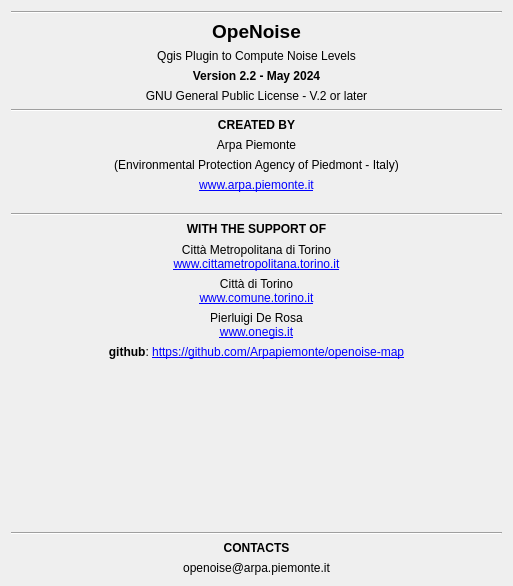
This is tools/ui_Informations.ui in pierluigiderosa/openoise as Qt 5 draws it before an edit. The edited form follows.
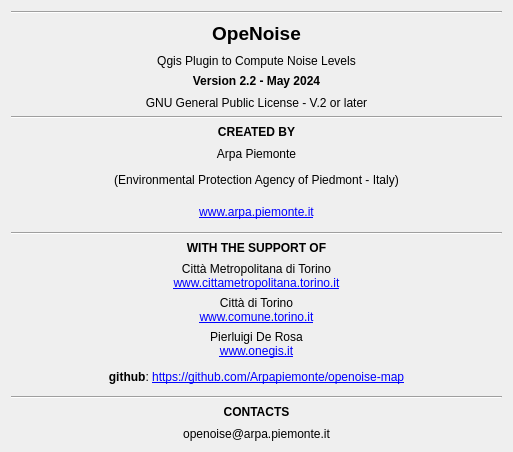
This is the edited form.

```diff
--- a/tools/ui_Informations.ui
+++ b/tools/ui_Informations.ui
@@ -7,7 +7,7 @@
     <x>0</x>
     <y>0</y>
     <width>513</width>
-    <height>586</height>
+    <height>452</height>
    </rect>
   </property>
   <property name="sizePolicy">
@@ -210,22 +210,6 @@
      </property>
     </widget>
    </item>
-   <item>
-    <spacer name="verticalSpacer_2">
-     <property name="orientation">
-      <enum>Qt::Vertical</enum>
-     </property>
-     <property name="sizeType">
-      <enum>QSizePolicy::Preferred</enum>
-     </property>
-     <property name="sizeHint" stdset="0">
-      <size>
-       <width>0</width>
-       <height>15</height>
-      </size>
-     </property>
-    </spacer>
-   </item>
    <item>
     <widget class="Line" name="line_2">
      <property name="maximumSize">
@@ -322,19 +306,6 @@
      </property>
     </widget>
    </item>
-   <item>
-    <spacer name="verticalSpacer">
-     <property name="orientation">
-      <enum>Qt::Vertical</enum>
-     </property>
-     <property name="sizeHint" stdset="0">
-      <size>
-       <width>20</width>
-       <height>40</height>
-      </size>
-     </property>
-    </spacer>
-   </item>
    <item>
     <widget class="Line" name="line_3">
      <property name="maximumSize">
@@ -362,6 +333,9 @@
        <height>15</height>
       </size>
      </property>
+     <property name="lineWidth">
+      <number>0</number>
+     </property>
      <property name="text">
       <string>&lt;html&gt;&lt;head/&gt;&lt;body&gt;&lt;p&gt;&lt;span style=&quot; font-weight:600;&quot;&gt;CONTACTS&lt;/span&gt;&lt;/p&gt;&lt;/body&gt;&lt;/html&gt;</string>
      </property>
```
